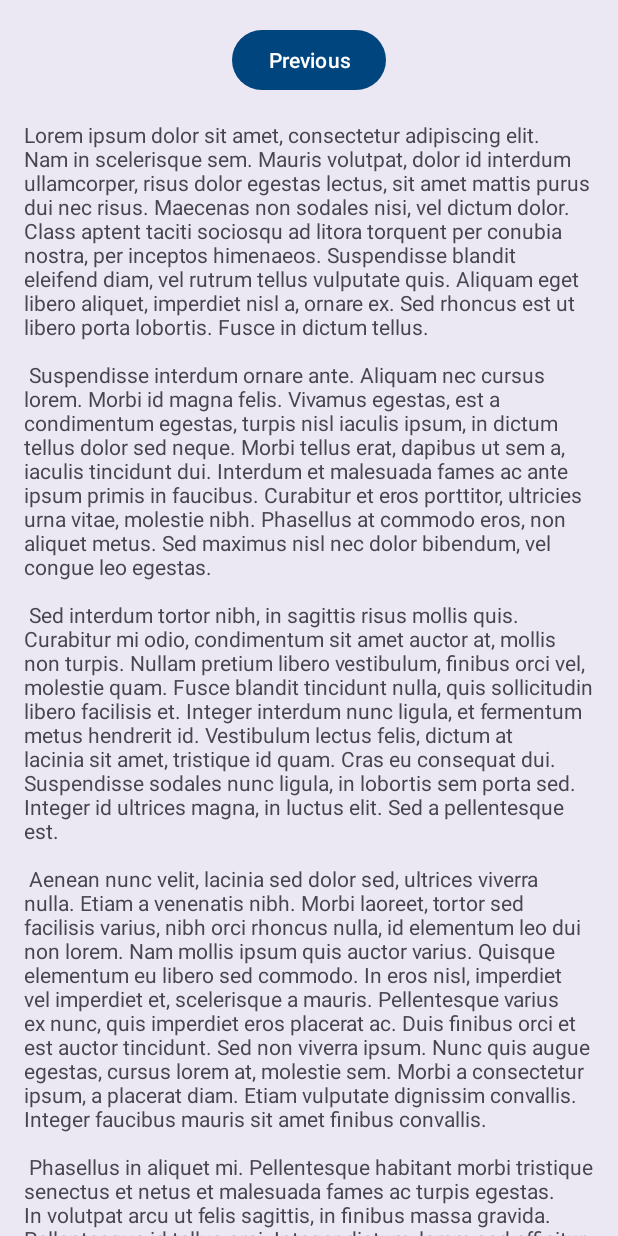
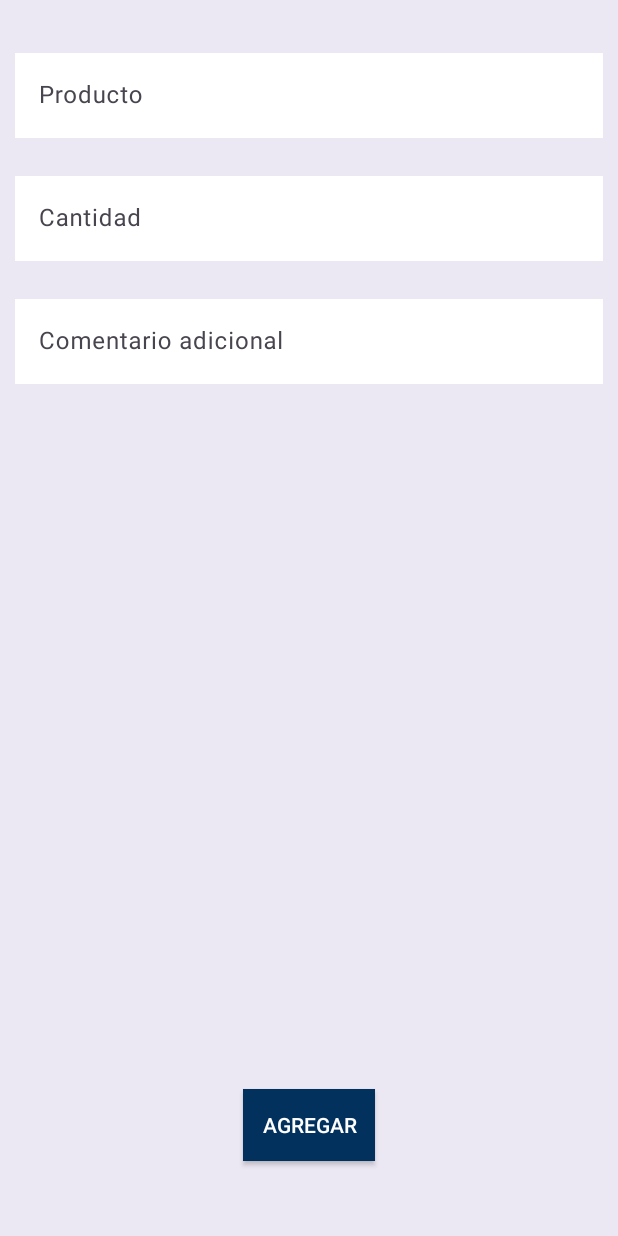
Before and after one commit to Bastian545/Family_app, an Android app: the SecondFragment screen opened through its navigation route, on a phone screen of 412 x 824 dp. Run offline under Robolectric (Android 15) with nearby library versions, the phone set to English and light mode, and no system bars; our stand-ins replace Firebase (no records; nobody signed in at launch, a user with empty details on screens opened directly), navigation-ui.

Commit message:
Added NewProduct feature

```diff
--- a/app/src/main/AndroidManifest.xml
+++ b/app/src/main/AndroidManifest.xml
@@ -3,6 +3,8 @@
     xmlns:tools="http://schemas.android.com/tools"
     package="com.bsoto.familyapp">
 
+
+    <uses-permission android:name="android.permission.INTERNET"/>
     <application
         android:allowBackup="true"
         android:dataExtractionRules="@xml/data_extraction_rules"
--- a/app/src/main/java/com/bsoto/familyapp/SecondFragment.kt
+++ /dev/null
@@ -1,44 +0,0 @@
-package com.bsoto.familyapp
-
-import android.os.Bundle
-import androidx.fragment.app.Fragment
-import android.view.LayoutInflater
-import android.view.View
-import android.view.ViewGroup
-import androidx.navigation.fragment.findNavController
-import com.bsoto.familyapp.databinding.FragmentSecondBinding
-
-/**
- * A simple [Fragment] subclass as the second destination in the navigation.
- */
-class SecondFragment : Fragment() {
-
-    private var _binding: FragmentSecondBinding? = null
-
-    // This property is only valid between onCreateView and
-    // onDestroyView.
-    private val binding get() = _binding!!
-
-    override fun onCreateView(
-        inflater: LayoutInflater, container: ViewGroup?,
-        savedInstanceState: Bundle?
-    ): View? {
-
-        _binding = FragmentSecondBinding.inflate(inflater, container, false)
-        return binding.root
-
-    }
-
-    override fun onViewCreated(view: View, savedInstanceState: Bundle?) {
-        super.onViewCreated(view, savedInstanceState)
-
-        binding.buttonSecond.setOnClickListener {
-            findNavController().navigate(R.id.action_SecondFragment_to_FirstFragment)
-        }
-    }
-
-    override fun onDestroyView() {
-        super.onDestroyView()
-        _binding = null
-    }
-}
--- a/app/src/main/java/com/bsoto/familyapp/domain/repo/ProductRepo.kt
+++ b/app/src/main/java/com/bsoto/familyapp/domain/repo/ProductRepo.kt
@@ -5,5 +5,5 @@ import com.bsoto.familyapp.data.model.Product
 
 interface ProductRepo {
     suspend fun getProducts(): Resource<List<Product>>
-    suspend fun newProduct(name: String = "", comment: String = "", quantity: Int = 0)
+    suspend fun newProduct(name: String, comment: String, quantity: Int)
 }
--- a/app/src/main/java/com/bsoto/familyapp/domain/repo/ProductRepoImpl.kt
+++ b/app/src/main/java/com/bsoto/familyapp/domain/repo/ProductRepoImpl.kt
@@ -8,8 +8,8 @@ class ProductRepoImpl(
     private val firebaseDataSource: FirebaseDataSource
 ): ProductRepo {
     override suspend fun getProducts(): Resource<List<Product>> = firebaseDataSource.getProducts()
+    override suspend fun newProduct(name: String,comment: String, quantity: Int) {
+    firebaseDataSource.newProduct(name,comment,quantity)
+    }
 
-    override suspend fun newProduct(name: String,comment: String, quantity: Int) {
-        firebaseDataSource.newProduct(name,comment,quantity)
-    }
 }
--- a/app/src/main/java/com/bsoto/familyapp/ui/list/FirstFragment.kt
+++ b/app/src/main/java/com/bsoto/familyapp/ui/list/FirstFragment.kt
@@ -1,17 +1,17 @@
 package com.bsoto.familyapp.ui.list
 
 import android.os.Bundle
-import androidx.fragment.app.Fragment
 import android.view.LayoutInflater
 import android.view.View
 import android.view.ViewGroup
 import android.widget.Toast
+import androidx.fragment.app.Fragment
 import androidx.fragment.app.viewModels
 import androidx.lifecycle.Observer
 import androidx.navigation.fragment.findNavController
+import com.bsoto.familyapp.R
 import com.bsoto.familyapp.core.Resource
 import com.bsoto.familyapp.data.model.Product
-import com.bsoto.familyapp.data.model.ProductList
 import com.bsoto.familyapp.data.remote.FirebaseDataSource
 import com.bsoto.familyapp.databinding.FragmentFirstBinding
 import com.bsoto.familyapp.domain.repo.ProductRepoImpl
@@ -35,12 +35,20 @@ class FirstFragment : Fragment() {
         _binding = FragmentFirstBinding.inflate(inflater, container, false)
         return binding.root
 
+
+
+
     }
 
     override fun onViewCreated(view: View, savedInstanceState: Bundle?) {
+
         super.onViewCreated(view, savedInstanceState)
 
         val productList = listOf(Product())
+
+        binding.floatNew.setOnClickListener {
+            findNavController().navigate(R.id.action_FirstFragment_to_SecondFragment)
+        }
 
         viewModel.fetchProducts().observe(viewLifecycleOwner, Observer {
             when (it){
@@ -65,4 +73,7 @@ class FirstFragment : Fragment() {
         super.onDestroyView()
         _binding = null
     }
+
+
+
 }
--- a/app/src/main/res/layout/fragment_first.xml
+++ b/app/src/main/res/layout/fragment_first.xml
@@ -32,6 +32,7 @@
         />
 
     <com.google.android.material.floatingactionbutton.FloatingActionButton
+        android:id="@+id/float_new"
         android:layout_width="wrap_content"
         android:layout_height="wrap_content"
         android:layout_margin="30dp"
--- a/app/src/main/res/layout/fragment_second.xml
+++ b/app/src/main/res/layout/fragment_second.xml
@@ -1,35 +1,82 @@
 <?xml version="1.0" encoding="utf-8"?>
-<androidx.core.widget.NestedScrollView xmlns:android="http://schemas.android.com/apk/res/android"
+<androidx.constraintlayout.widget.ConstraintLayout xmlns:android="http://schemas.android.com/apk/res/android"
     xmlns:app="http://schemas.android.com/apk/res-auto"
     xmlns:tools="http://schemas.android.com/tools"
     android:layout_width="match_parent"
     android:layout_height="match_parent"
-    tools:context=".SecondFragment">
+    tools:context=".ui.create.SecondFragment">
 
-    <androidx.constraintlayout.widget.ConstraintLayout
+    <LinearLayout
+        android:id="@+id/linearLayout"
         android:layout_width="match_parent"
         android:layout_height="match_parent"
-        android:padding="16dp">
 
-        <Button
-            android:id="@+id/button_second"
-            android:layout_width="wrap_content"
+        android:layout_marginTop="20dp"
+        android:orientation="vertical">
+
+        <com.google.android.material.textfield.TextInputLayout
+
+            android:layout_width="match_parent"
             android:layout_height="wrap_content"
-            android:text="@string/previous"
-            app:layout_constraintBottom_toTopOf="@id/textview_second"
-            app:layout_constraintEnd_toEndOf="parent"
+            android:layout_margin="10dp"
+            android:hint="@string/producto">
+
+            <com.google.android.material.textfield.TextInputEditText
+                android:id="@+id/txt_product"
+                android:layout_width="match_parent"
+                android:layout_height="wrap_content"
+                android:background="@color/white"
+                android:singleLine="true"
+                />
+        </com.google.android.material.textfield.TextInputLayout>
+
+
+        <com.google.android.material.textfield.TextInputLayout
+            android:layout_width="match_parent"
+            android:layout_height="wrap_content"
+            android:layout_margin="10dp"
+            android:hint="@string/cantidad"
             app:layout_constraintStart_toStartOf="parent"
-            app:layout_constraintTop_toTopOf="parent" />
+            app:layout_constraintTop_toTopOf="parent">
 
-        <TextView
-            android:id="@+id/textview_second"
-            android:layout_width="wrap_content"
+            <com.google.android.material.textfield.TextInputEditText
+                android:id="@+id/txt_quantity"
+                android:layout_width="match_parent"
+                android:layout_height="wrap_content"
+                android:background="@color/white"
+                android:inputType="number" />
+        </com.google.android.material.textfield.TextInputLayout>
+
+        <com.google.android.material.textfield.TextInputLayout
+            android:layout_width="match_parent"
             android:layout_height="wrap_content"
-            android:layout_marginTop="16dp"
-            android:text="@string/lorem_ipsum"
-            app:layout_constraintBottom_toBottomOf="parent"
-            app:layout_constraintEnd_toEndOf="parent"
-            app:layout_constraintStart_toStartOf="parent"
-            app:layout_constraintTop_toBottomOf="@id/button_second" />
-    </androidx.constraintlayout.widget.ConstraintLayout>
-</androidx.core.widget.NestedScrollView>
+            android:layout_margin="10dp"
+            android:hint="@string/comentario_adicional">
+
+            <com.google.android.material.textfield.TextInputEditText
+                android:id="@+id/txt_comment"
+                android:layout_width="match_parent"
+                android:layout_height="wrap_content"
+                android:background="@color/white"
+                android:singleLine="true"
+                android:imeOptions="actionDone"
+                />
+        </com.google.android.material.textfield.TextInputLayout>
+
+
+    </LinearLayout>
+
+    <androidx.appcompat.widget.AppCompatButton
+        android:id="@+id/btn_add"
+        android:layout_width="wrap_content"
+        android:layout_height="wrap_content"
+        android:layout_gravity="center"
+        android:layout_margin="50dp"
+        android:background="@color/dark_blue"
+        android:text="@string/agregar"
+        android:textColor="@color/white"
+        app:layout_constraintBottom_toBottomOf="parent"
+        app:layout_constraintEnd_toEndOf="parent"
+        app:layout_constraintStart_toStartOf="parent" />
+
+</androidx.constraintlayout.widget.ConstraintLayout>
--- a/app/src/main/res/navigation/nav_graph.xml
+++ b/app/src/main/res/navigation/nav_graph.xml
@@ -13,16 +13,21 @@
 
         <action
             android:id="@+id/action_FirstFragment_to_SecondFragment"
-            app:destination="@id/SecondFragment" />
+            app:destination="@id/SecondFragment"
+            app:enterAnim="@anim/nav_default_enter_anim"
+            app:exitAnim="@anim/nav_default_exit_anim" />
     </fragment>
     <fragment
         android:id="@+id/SecondFragment"
-        android:name="com.bsoto.familyapp.SecondFragment"
+        android:name="com.bsoto.familyapp.ui.create.SecondFragment"
         android:label="@string/second_fragment_label"
         tools:layout="@layout/fragment_second">
 
         <action
             android:id="@+id/action_SecondFragment_to_FirstFragment"
-            app:destination="@id/FirstFragment" />
+            app:destination="@id/FirstFragment"
+            app:enterAnim="@anim/nav_default_enter_anim"
+            app:exitAnim="@anim/nav_default_exit_anim"
+            app:popUpTo="@id/nav_graph" />
     </fragment>
 </navigation>
--- a/app/src/main/res/values/strings.xml
+++ b/app/src/main/res/values/strings.xml
@@ -43,4 +43,8 @@
         libero vel nunc consequat, quis tincidunt nisl eleifend. Cras bibendum enim a justo luctus
         vestibulum. Fusce dictum libero quis erat maximus, vitae volutpat diam dignissim.
     </string>
+    <string name="cantidad">Cantidad</string>
+    <string name="comentario_adicional">Comentario adicional</string>
+    <string name="producto">Producto</string>
+    <string name="agregar">Agregar</string>
 </resources>
```
Also changed, not shown: app/src/main/java/com/bsoto/familyapp/data/remote/FirebaseDataSource.kt (+4 -4 lines), app/src/main/java/com/bsoto/familyapp/presentation/CreateViewModel.kt (+7 -3 lines), app/src/main/java/com/bsoto/familyapp/ui/create/SecondFragment.kt (added, +72 -0 lines), app/src/main/res/values/themes.xml (+5 -3 lines).
